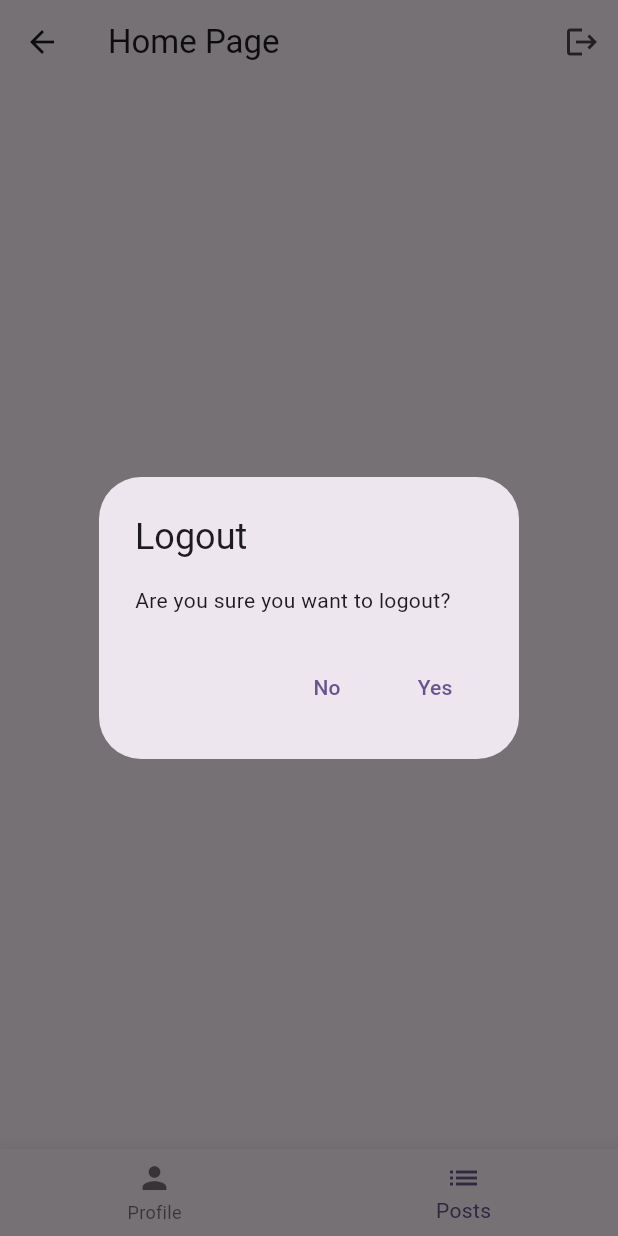
After one commit to akshmohan/machine_test_practice, a Flutter app: the HomePage screen opened by its route, item 2 of the bottom bar chosen, after a tap on the "logout" icon, on a phone screen of 412 x 824 dp. The commit adds this screen. Run offline on Flutter 3.47's test engine with Material 3 defaults, Android fonts, the phone set to English and light mode, and no system bars; our stand-ins replace flutter_riverpod, shared_preferences; accounts and stored records are empty; network calls fail.

Commit message:
Finished everything

```diff
--- /dev/null
+++ b/lib/core/custom_dialog.dart
@@ -0,0 +1,23 @@
+import 'package:flutter/material.dart';
+
+class CustomDialog extends StatelessWidget {
+  final String title;
+  final String content;
+  final List<Widget> actions;
+
+  const CustomDialog({
+    super.key,
+    required this.title,
+    required this.content,
+    required this.actions,
+  });
+
+  @override
+  Widget build(BuildContext context) {
+    return AlertDialog(
+      title: Text(title),
+      content: Text(content),
+      actions: actions,
+    );
+  }
+}
--- a/lib/views/home_page.dart
+++ b/lib/views/home_page.dart
@@ -3,9 +3,10 @@
 import 'package:flutter/material.dart';
 import 'package:flutter_riverpod/flutter_riverpod.dart';
 import 'package:machine_test_practice/config/routes.dart';
+import 'package:machine_test_practice/core/custom_dialog.dart';
+import 'package:machine_test_practice/core/snackbar.dart';
 import 'package:machine_test_practice/viewModels/auth_viewModel.dart';
 import 'package:machine_test_practice/viewModels/posts_viewModel.dart';
-import 'package:machine_test_practice/views/login_page.dart';
 
 final currentIndexProvider = StateProvider<int>((ref) => 0);
 
@@ -27,9 +28,9 @@
               showDialog(
                 context: context,
                 builder: (context) {
-                  return AlertDialog(
-                    title: const Text("Logout"),
-                    content: const Text("Are you sure you want to logout?"),
+                  return CustomDialog(
+                    title: "Logout",
+                    content: "Are you sure you want to logout?",
                     actions: [
                       TextButton(
                         onPressed: () {
@@ -45,16 +46,11 @@
                           // Close the dialog
                           Navigator.of(context).pop();
 
-                          ScaffoldMessenger.of(context).showSnackBar(
-                            const SnackBar(
-                              content: Text("Logged out successfully!"),
-                              duration: Duration(seconds: 2),
-                            ),
-                          );
+                          showSnackBar(context, "Logged out successfully");
 
                           // Navigate to LoginPage
-                                                             Navigator.pushNamedAndRemoveUntil(context, Routes.loginPage, (route) => false);
-
+                          Navigator.pushNamedAndRemoveUntil(
+                              context, Routes.loginPage, (route) => false);
                         },
                         child: const Text("Yes"),
                       ),
```
Also changed, not shown: lib/core/custom_text_field.dart (added, +45 -0 lines), lib/core/snackbar.dart (added, +12 -0 lines), lib/views/login_page.dart (+22 -56 lines).
